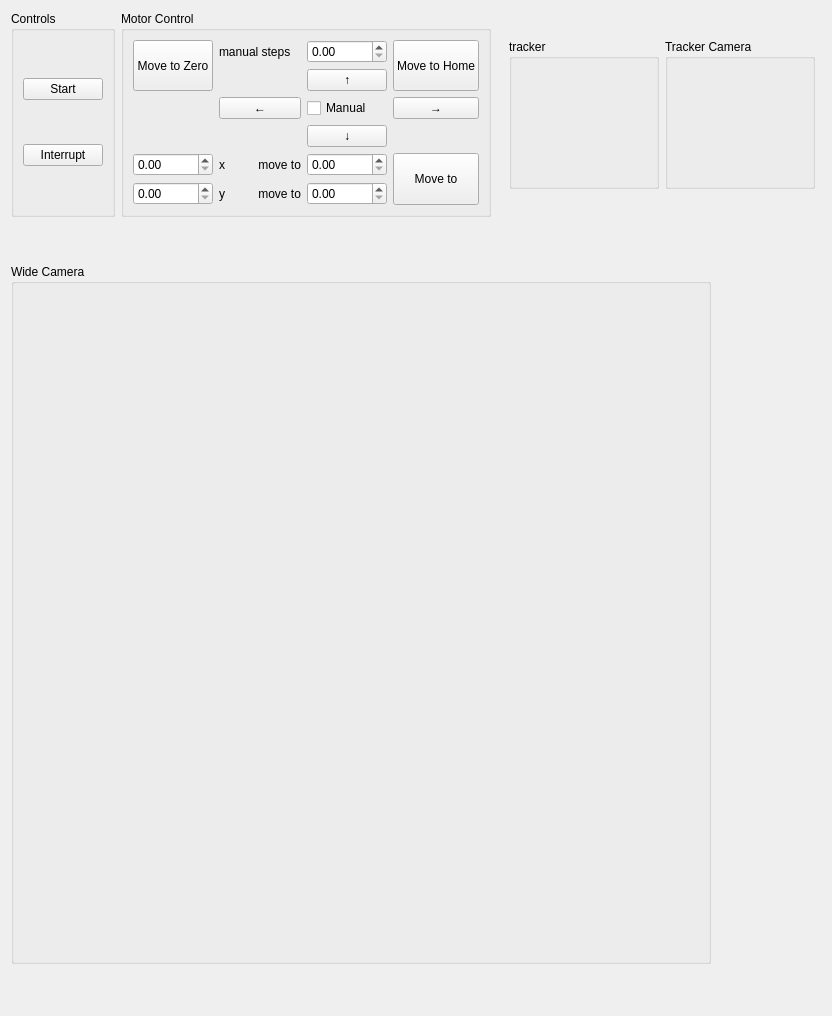
Old version of the form AntCamMS/ant_watch_plot.ui in the repository fullerene12/AntCam.
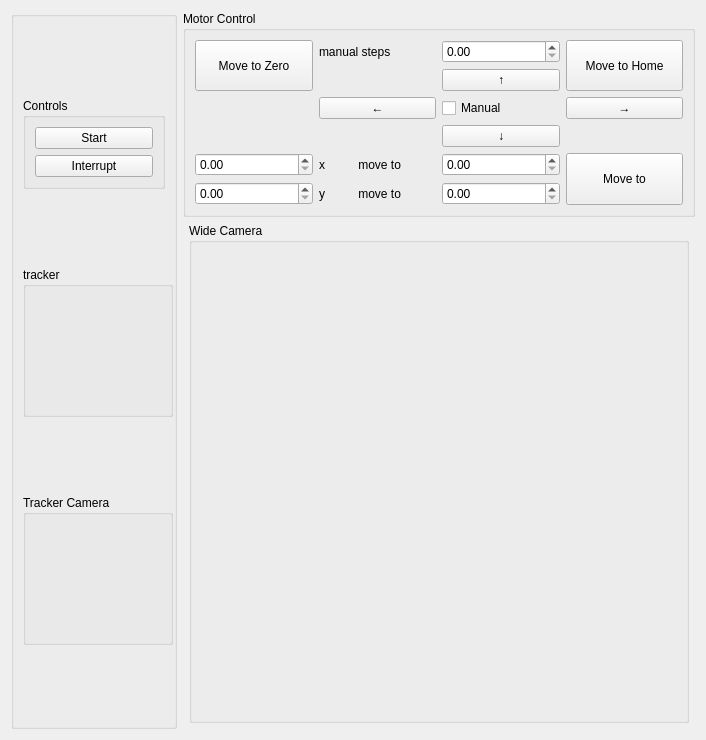
New version of the form.

Commit message: -added splashscreen and modified UI layout

```diff
--- a/AntCamMS/ant_watch_plot.ui
+++ b/AntCamMS/ant_watch_plot.ui
@@ -6,8 +6,8 @@
    <rect>
     <x>0</x>
     <y>0</y>
-    <width>818</width>
-    <height>1016</height>
+    <width>706</width>
+    <height>716</height>
    </rect>
   </property>
   <property name="sizePolicy">
@@ -25,145 +25,8 @@
   <property name="styleSheet">
    <string notr="true"/>
   </property>
-  <layout class="QGridLayout" name="gridLayout_2" rowstretch="0,0,0">
-   <item row="1" column="1" rowspan="2" colspan="7">
-    <widget class="QGroupBox" name="wide_cam_groupBox">
-     <property name="sizePolicy">
-      <sizepolicy hsizetype="Fixed" vsizetype="Fixed">
-       <horstretch>0</horstretch>
-       <verstretch>0</verstretch>
-      </sizepolicy>
-     </property>
-     <property name="minimumSize">
-      <size>
-       <width>700</width>
-       <height>700</height>
-      </size>
-     </property>
-     <property name="maximumSize">
-      <size>
-       <width>700</width>
-       <height>700</height>
-      </size>
-     </property>
-     <property name="styleSheet">
-      <string notr="true"/>
-     </property>
-     <property name="title">
-      <string>Wide Camera</string>
-     </property>
-     <layout class="QVBoxLayout" name="verticalLayout_3"/>
-    </widget>
-   </item>
-   <item row="0" column="5">
-    <widget class="QGroupBox" name="tracker_groupBox">
-     <property name="sizePolicy">
-      <sizepolicy hsizetype="Fixed" vsizetype="Fixed">
-       <horstretch>0</horstretch>
-       <verstretch>0</verstretch>
-      </sizepolicy>
-     </property>
-     <property name="minimumSize">
-      <size>
-       <width>150</width>
-       <height>150</height>
-      </size>
-     </property>
-     <property name="maximumSize">
-      <size>
-       <width>150</width>
-       <height>150</height>
-      </size>
-     </property>
-     <property name="baseSize">
-      <size>
-       <width>0</width>
-       <height>0</height>
-      </size>
-     </property>
-     <property name="styleSheet">
-      <string notr="true"/>
-     </property>
-     <property name="title">
-      <string>tracker</string>
-     </property>
-     <layout class="QVBoxLayout" name="verticalLayout_4"/>
-    </widget>
-   </item>
-   <item row="0" column="6">
-    <widget class="QGroupBox" name="track_cam_groupBox">
-     <property name="sizePolicy">
-      <sizepolicy hsizetype="Fixed" vsizetype="Fixed">
-       <horstretch>0</horstretch>
-       <verstretch>0</verstretch>
-      </sizepolicy>
-     </property>
-     <property name="minimumSize">
-      <size>
-       <width>150</width>
-       <height>150</height>
-      </size>
-     </property>
-     <property name="maximumSize">
-      <size>
-       <width>150</width>
-       <height>150</height>
-      </size>
-     </property>
-     <property name="baseSize">
-      <size>
-       <width>0</width>
-       <height>0</height>
-      </size>
-     </property>
-     <property name="styleSheet">
-      <string notr="true"/>
-     </property>
-     <property name="title">
-      <string>Tracker Camera</string>
-     </property>
-     <layout class="QVBoxLayout" name="verticalLayout_2"/>
-    </widget>
-   </item>
-   <item row="0" column="1">
-    <widget class="QGroupBox" name="controls_groupBox">
-     <property name="sizePolicy">
-      <sizepolicy hsizetype="Preferred" vsizetype="Preferred">
-       <horstretch>0</horstretch>
-       <verstretch>0</verstretch>
-      </sizepolicy>
-     </property>
-     <property name="styleSheet">
-      <string notr="true"/>
-     </property>
-     <property name="title">
-      <string>Controls</string>
-     </property>
-     <layout class="QGridLayout" name="gridLayout">
-      <item row="2" column="0" colspan="2">
-       <widget class="QPushButton" name="interrupt_pushButton">
-        <property name="styleSheet">
-         <string notr="true"/>
-        </property>
-        <property name="text">
-         <string>Interrupt</string>
-        </property>
-       </widget>
-      </item>
-      <item row="1" column="0" colspan="2">
-       <widget class="QPushButton" name="start_pushButton">
-        <property name="styleSheet">
-         <string notr="true"/>
-        </property>
-        <property name="text">
-         <string>Start</string>
-        </property>
-       </widget>
-      </item>
-     </layout>
-    </widget>
-   </item>
-   <item row="0" column="2">
+  <layout class="QGridLayout" name="gridLayout_2" rowstretch="0,0,0,0,0,0,0,0,0,0,0">
+   <item row="0" column="1" colspan="3">
     <widget class="QGroupBox" name="motor_groupBox">
      <property name="sizePolicy">
       <sizepolicy hsizetype="Expanding" vsizetype="Preferred">
@@ -320,6 +183,179 @@
      </layout>
     </widget>
    </item>
+   <item row="0" column="0" rowspan="3">
+    <widget class="QGroupBox" name="track_cam_groupBox_2">
+     <property name="sizePolicy">
+      <sizepolicy hsizetype="Preferred" vsizetype="Preferred">
+       <horstretch>0</horstretch>
+       <verstretch>0</verstretch>
+      </sizepolicy>
+     </property>
+     <property name="minimumSize">
+      <size>
+       <width>150</width>
+       <height>150</height>
+      </size>
+     </property>
+     <property name="maximumSize">
+      <size>
+       <width>100000</width>
+       <height>10000</height>
+      </size>
+     </property>
+     <property name="baseSize">
+      <size>
+       <width>0</width>
+       <height>0</height>
+      </size>
+     </property>
+     <property name="styleSheet">
+      <string notr="true"/>
+     </property>
+     <property name="title">
+      <string/>
+     </property>
+     <layout class="QVBoxLayout" name="verticalLayout_5">
+      <item>
+       <widget class="QGroupBox" name="controls_groupBox">
+        <property name="sizePolicy">
+         <sizepolicy hsizetype="Minimum" vsizetype="Fixed">
+          <horstretch>0</horstretch>
+          <verstretch>0</verstretch>
+         </sizepolicy>
+        </property>
+        <property name="styleSheet">
+         <string notr="true"/>
+        </property>
+        <property name="title">
+         <string>Controls</string>
+        </property>
+        <layout class="QGridLayout" name="gridLayout">
+         <item row="1" column="0" colspan="2">
+          <widget class="QPushButton" name="start_pushButton">
+           <property name="styleSheet">
+            <string notr="true"/>
+           </property>
+           <property name="text">
+            <string>Start</string>
+           </property>
+          </widget>
+         </item>
+         <item row="2" column="0" colspan="2">
+          <widget class="QPushButton" name="interrupt_pushButton">
+           <property name="styleSheet">
+            <string notr="true"/>
+           </property>
+           <property name="text">
+            <string>Interrupt</string>
+           </property>
+          </widget>
+         </item>
+        </layout>
+       </widget>
+      </item>
+      <item>
+       <widget class="QGroupBox" name="tracker_groupBox">
+        <property name="sizePolicy">
+         <sizepolicy hsizetype="Fixed" vsizetype="Fixed">
+          <horstretch>0</horstretch>
+          <verstretch>0</verstretch>
+         </sizepolicy>
+        </property>
+        <property name="minimumSize">
+         <size>
+          <width>150</width>
+          <height>150</height>
+         </size>
+        </property>
+        <property name="maximumSize">
+         <size>
+          <width>150</width>
+          <height>150</height>
+         </size>
+        </property>
+        <property name="baseSize">
+         <size>
+          <width>0</width>
+          <height>0</height>
+         </size>
+        </property>
+        <property name="styleSheet">
+         <string notr="true"/>
+        </property>
+        <property name="title">
+         <string>tracker</string>
+        </property>
+        <layout class="QVBoxLayout" name="verticalLayout_4"/>
+       </widget>
+      </item>
+      <item>
+       <widget class="QGroupBox" name="track_cam_groupBox">
+        <property name="sizePolicy">
+         <sizepolicy hsizetype="Fixed" vsizetype="Fixed">
+          <horstretch>0</horstretch>
+          <verstretch>0</verstretch>
+         </sizepolicy>
+        </property>
+        <property name="minimumSize">
+         <size>
+          <width>150</width>
+          <height>150</height>
+         </size>
+        </property>
+        <property name="maximumSize">
+         <size>
+          <width>150</width>
+          <height>150</height>
+         </size>
+        </property>
+        <property name="baseSize">
+         <size>
+          <width>0</width>
+          <height>0</height>
+         </size>
+        </property>
+        <property name="styleSheet">
+         <string notr="true"/>
+        </property>
+        <property name="title">
+         <string>Tracker Camera</string>
+        </property>
+        <layout class="QVBoxLayout" name="verticalLayout_2"/>
+       </widget>
+      </item>
+     </layout>
+    </widget>
+   </item>
+   <item row="1" column="2">
+    <widget class="QGroupBox" name="wide_cam_groupBox">
+     <property name="sizePolicy">
+      <sizepolicy hsizetype="Fixed" vsizetype="Fixed">
+       <horstretch>0</horstretch>
+       <verstretch>0</verstretch>
+      </sizepolicy>
+     </property>
+     <property name="minimumSize">
+      <size>
+       <width>500</width>
+       <height>500</height>
+      </size>
+     </property>
+     <property name="maximumSize">
+      <size>
+       <width>500</width>
+       <height>500</height>
+      </size>
+     </property>
+     <property name="styleSheet">
+      <string notr="true"/>
+     </property>
+     <property name="title">
+      <string>Wide Camera</string>
+     </property>
+     <layout class="QVBoxLayout" name="verticalLayout_3"/>
+    </widget>
+   </item>
   </layout>
  </widget>
  <resources/>
```
The commit also changes 5 other files.
